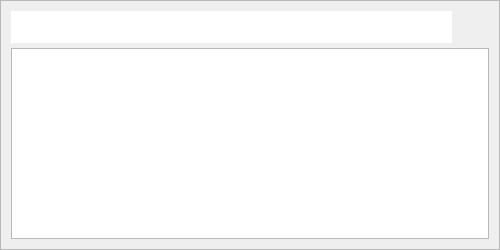
This is Beeftext/Picker/PickerWindow.ui in xmichelo/Beeftext as Qt 5 draws it before an edit. The edited form follows.
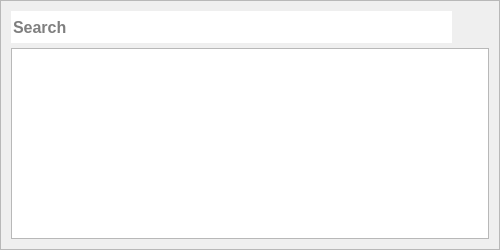
This is the edited form. Icons and pictures are not drawn.

Commit message: Added placeholder text for search box in picker window.

Diff of the .ui file:
```diff
--- a/Beeftext/Picker/PickerWindow.ui
+++ b/Beeftext/Picker/PickerWindow.ui
@@ -85,7 +85,7 @@
            <bool>false</bool>
           </property>
           <property name="placeholderText">
-           <string/>
+           <string>Search</string>
           </property>
          </widget>
         </item>
```
Left out of the diff: 3 changed lines with no effect on the pictures. The commit also changes 1 other file.
